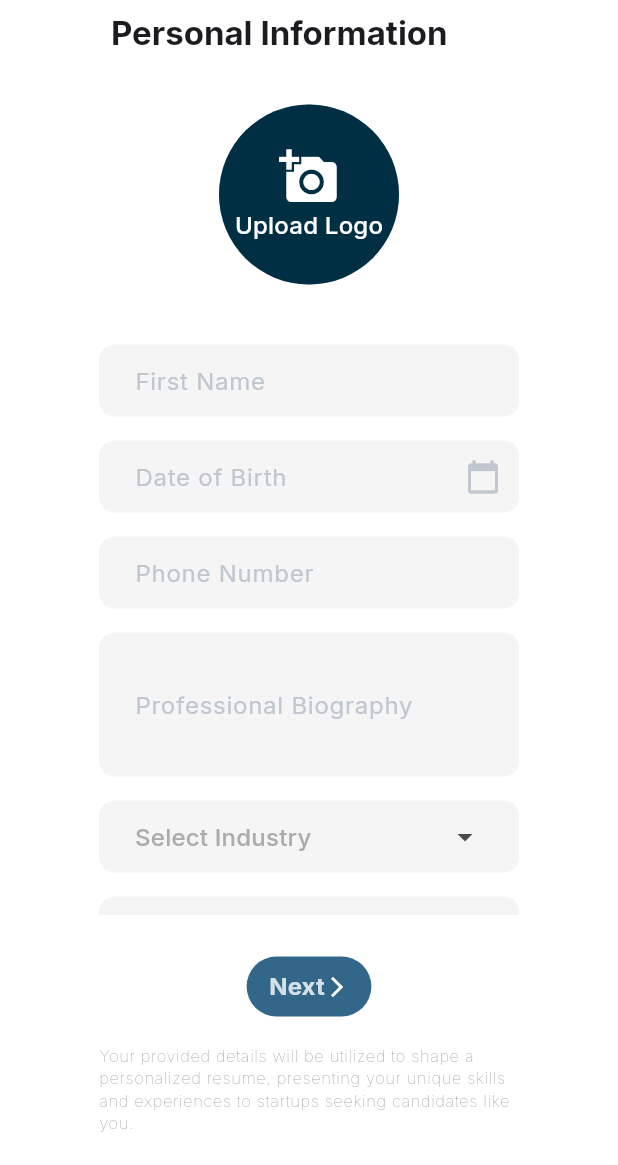
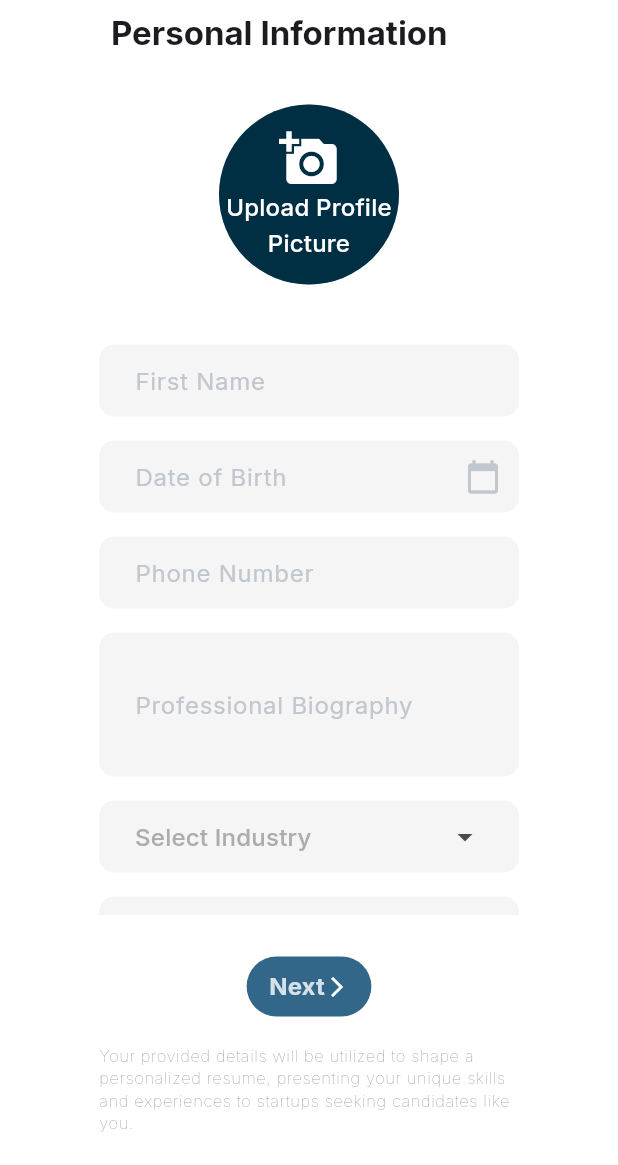
Before and after one commit to Ali-Elchab/launch-hub, a Flutter app: the PersonalInfo screen opened directly, on a phone screen of 412 x 824 dp, the part 71-1236 px from its top. Run offline on Flutter 3.47's test engine with Material 3 defaults, Android fonts, the phone set to English and light mode, and no system bars; our stand-ins replace font_awesome_flutter, google_fonts, image_picker.

Commit message:
Frontend: Added skills screen

```diff
--- a/launchhub_frontend/lib/data/mockData.dart
+++ b/launchhub_frontend/lib/data/mockData.dart
@@ -48,3 +48,22 @@ List<Niche> niches = [
   Niche(id: 20, name: 'Water & Waste Utilities'),
   Niche(id: 21, name: 'Virtual Reality Technology'),
 ];
+
+final List<String> skills = [
+  'Critical Thinking',
+  'Data Analysis',
+  'Time management',
+  'Teamwork',
+  'Networking',
+  'Machine Learning',
+  'Programming Languages',
+  'Resilience',
+  'Risk Management',
+  'Mentoring',
+  'Delegation',
+  'Design Thinking',
+  'Accounting',
+  'Recruitment',
+  'Network Security',
+  // ... add other skills here ...
+];
--- a/launchhub_frontend/lib/screens/auth_screens/personal_info.dart
+++ b/launchhub_frontend/lib/screens/auth_screens/personal_info.dart
@@ -1,7 +1,6 @@
 import 'package:flutter/material.dart';
 import 'package:launchhub_frontend/models/industry.dart';
 import 'package:launchhub_frontend/models/niche.dart';
-import 'package:launchhub_frontend/screens/auth_screens/company_info2.dart';
 import 'package:launchhub_frontend/screens/auth_screens/contact_info.dart';
 import 'package:launchhub_frontend/widgets/auth_widgets/bottom_text.dart';
 import 'package:launchhub_frontend/widgets/auth_widgets/date_picker.dart';
@@ -125,7 +124,7 @@ class _PersonalInfoState extends State<PersonalInfo> {
                 const SizedBox(height: 32),
                 Expanded(
                   child: SingleChildScrollView(
-                    padding: EdgeInsets.symmetric(vertical: 8),
+                    padding: const EdgeInsets.symmetric(vertical: 8),
                     child: Column(
                       children: [
                         InputField(label: 'First Name', validator: validator),
--- a/launchhub_frontend/lib/screens/start_screen.dart
+++ b/launchhub_frontend/lib/screens/start_screen.dart
@@ -1,12 +1,14 @@
 import 'package:flutter/material.dart';
 import 'package:launchhub_frontend/screens/auth_screens/signin.dart';
+import 'package:launchhub_frontend/screens/auth_screens/skills.dart';
 import 'package:launchhub_frontend/widgets/submit_button.dart';
 
 class StartScreen extends StatelessWidget {
   const StartScreen({super.key});
 
   void _getStarted(BuildContext context) {
-    Navigator.push(context, MaterialPageRoute(builder: (context) => SignIn()));
+    Navigator.push(
+        context, MaterialPageRoute(builder: (context) => const Skills()));
   }
 
   @override
--- a/launchhub_frontend/lib/widgets/auth_widgets/profile_pic_input.dart
+++ b/launchhub_frontend/lib/widgets/auth_widgets/profile_pic_input.dart
@@ -28,13 +28,15 @@ class ProfileImagePicker extends StatelessWidget {
                       Colors.black38, // Semi-transparent overlay when no image
                   shape: BoxShape.circle,
                 ),
-                child: const Center(
+                child: Center(
                   child: Column(
                     mainAxisAlignment: MainAxisAlignment.center,
                     children: <Widget>[
-                      Icon(Icons.add_a_photo, size: 40, color: Colors.white),
-                      Text("Upload Logo",
-                          style: TextStyle(color: Colors.white)),
+                      const Icon(Icons.add_a_photo,
+                          size: 40, color: Colors.white),
+                      Text(text,
+                          textAlign: TextAlign.center,
+                          style: const TextStyle(color: Colors.white)),
                     ],
                   ),
                 ),
```
Also changed, not shown: launchhub_frontend/lib/screens/auth_screens/contact_info.dart (+3 -6 lines), launchhub_frontend/lib/screens/auth_screens/skills.dart (added, +156 -0 lines).
